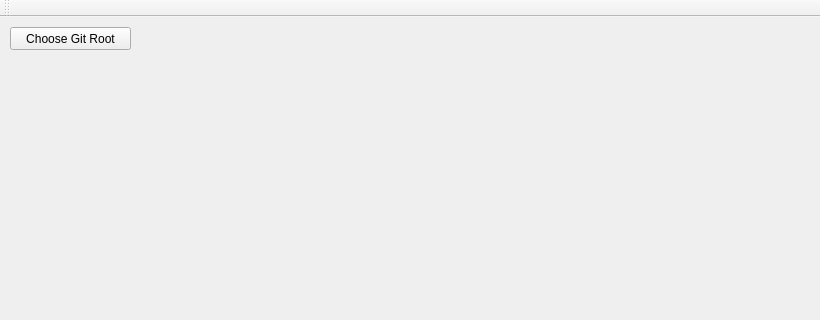
The window that mainwindow.ui (fsziegler/qt-git) describes before a commit, drawn with Qt 5; both pictures show x 0 to 820 and y 0 to 320 of the 820 by 529 pixel window.
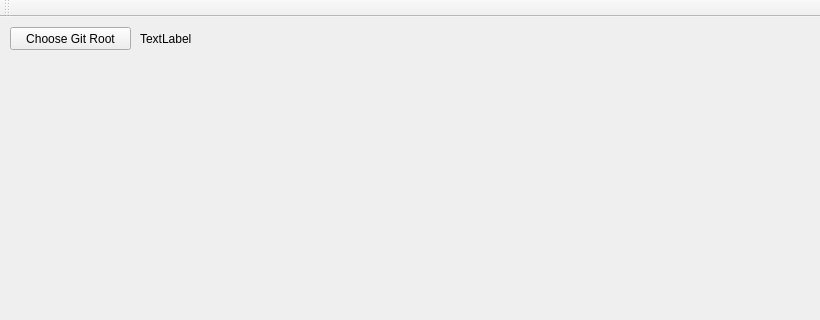
The same window after the commit.

Commit message: Choose Git Root button is now fully functional, remembering the previously used value

Diff of the .ui file:
```diff
--- a/mainwindow.ui
+++ b/mainwindow.ui
@@ -27,6 +27,19 @@
      <string>Choose Git Root</string>
     </property>
    </widget>
+   <widget class="QLabel" name="label_git_root">
+    <property name="geometry">
+     <rect>
+      <x>140</x>
+      <y>14</y>
+      <width>671</width>
+      <height>16</height>
+     </rect>
+    </property>
+    <property name="text">
+     <string>TextLabel</string>
+    </property>
+   </widget>
   </widget>
   <widget class="QMenuBar" name="menuBar">
    <property name="geometry">
```
The commit also changes 3 other files.
